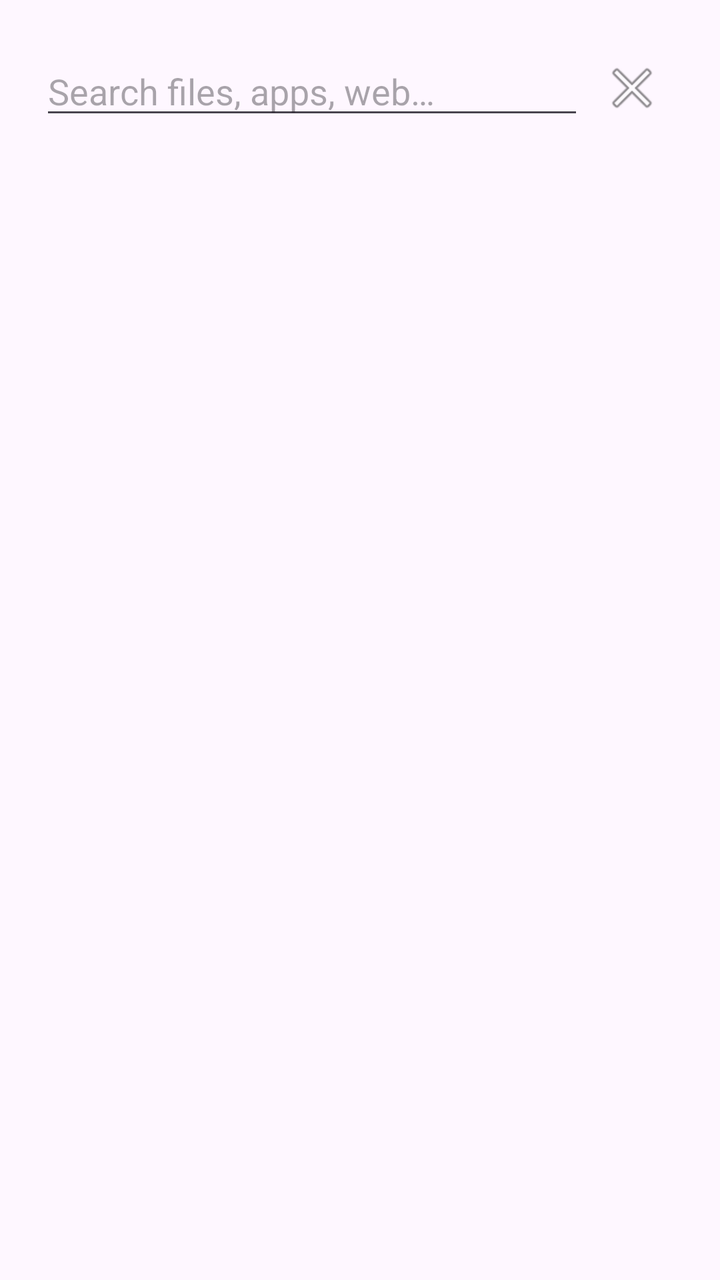
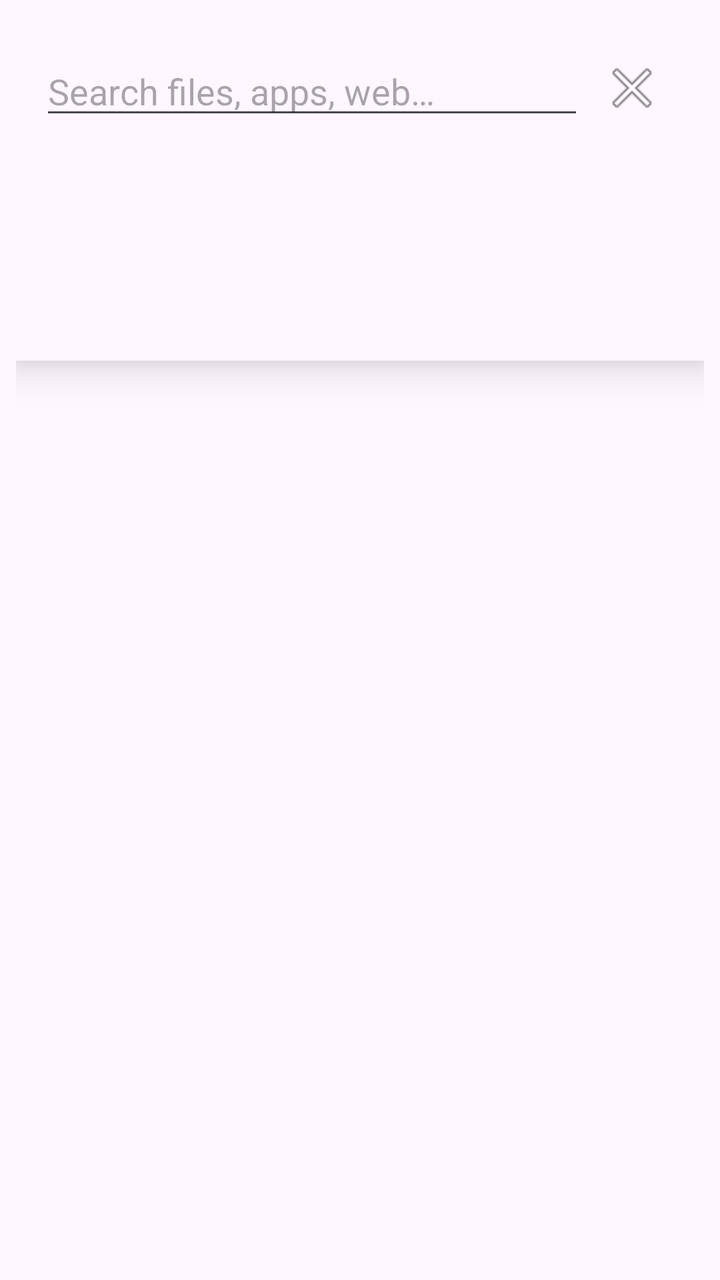

An Android layout rendered at two revisions. The XML below is the earlier revision; the diff shows what the commit changed to produce the second picture.
<!-- AndroidManifest.xml: application theme Theme.Wilfred -->
<!-- res/layout/popup_search.xml -->
<?xml version="1.0" encoding="utf-8"?>
<LinearLayout xmlns:android="http://schemas.android.com/apk/res/android"
    android:orientation="vertical"
    android:layout_width="match_parent"
    android:layout_height="wrap_content"
    android:padding="8dp">

    <LinearLayout
        android:id="@+id/popup_card"
        android:orientation="vertical"
        android:layout_width="match_parent"
        android:layout_height="wrap_content"
        android:background="?attr/colorBackground"
        android:elevation="12dp"
        android:padding="12dp">

        <LinearLayout
            android:orientation="horizontal"
            android:layout_width="match_parent"
            android:layout_height="wrap_content"
            android:gravity="center_vertical">

            <EditText
                android:id="@+id/popup_input"
                android:layout_width="0dp"
                android:layout_height="wrap_content"
                android:layout_weight="1"
                android:hint="@string/search_hint"
                android:inputType="text"
                android:imeOptions="actionSearch"
                android:singleLine="true"
                android:importantForAutofill="no" />

            <ImageButton
                android:id="@+id/popup_close"
                android:layout_width="48dp"
                android:layout_height="48dp"
                android:background="?attr/selectableItemBackgroundBorderless"
                android:contentDescription="@string/close"
                android:src="@android:drawable/ic_menu_close_clear_cancel" />
        </LinearLayout>

        <TextView
            android:id="@+id/popup_correction"
            android:layout_width="match_parent"
            android:layout_height="wrap_content"
            android:paddingTop="4dp"
            android:visibility="gone"
            android:textColor="?attr/colorPrimary" />

        <TextView
            android:id="@+id/popup_status"
            android:layout_width="match_parent"
            android:layout_height="wrap_content"
            android:paddingTop="4dp"
            android:textAppearance="?attr/textAppearanceBodySmall" />

        <androidx.recyclerview.widget.RecyclerView
            android:id="@+id/popup_list"
            android:layout_width="match_parent"
            android:layout_height="wrap_content"
            android:minHeight="80dp"
            android:clipToPadding="false" />
    </LinearLayout>
</LinearLayout>
<!-- resources referenced by this layout -->
<resources>
  <string name="close">Close</string>
  <string name="search_hint">Search files, apps, web…</string>
  <style name="Theme.Wilfred" parent="Theme.Material3.DayNight.NoActionBar">
          <item name="android:windowSoftInputMode">adjustResize</item>
      </style>
</resources>

<!-- the commit's change to res/layout/popup_search.xml (unified diff, before → after) -->
@@ -10,7 +10,7 @@
         android:orientation="vertical"
         android:layout_width="match_parent"
         android:layout_height="wrap_content"
-        android:background="?attr/colorBackground"
+        android:background="?android:attr/colorBackground"
         android:elevation="12dp"
         android:padding="12dp">
 
